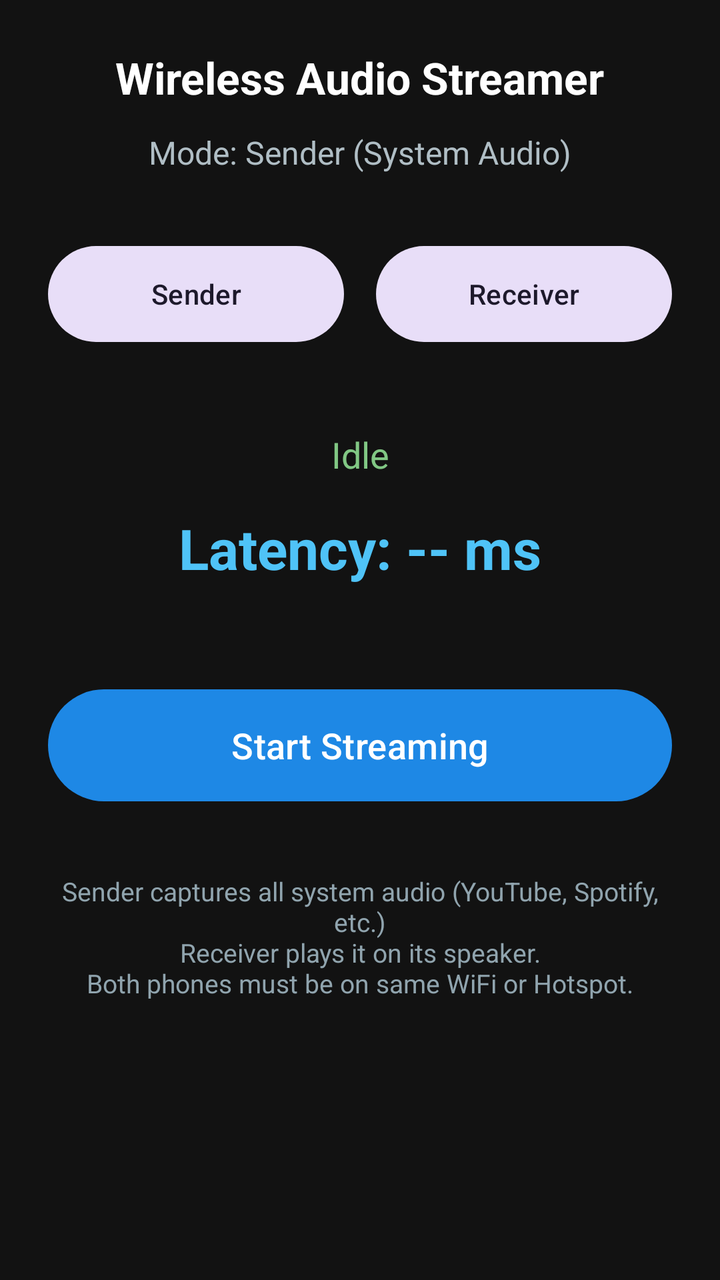
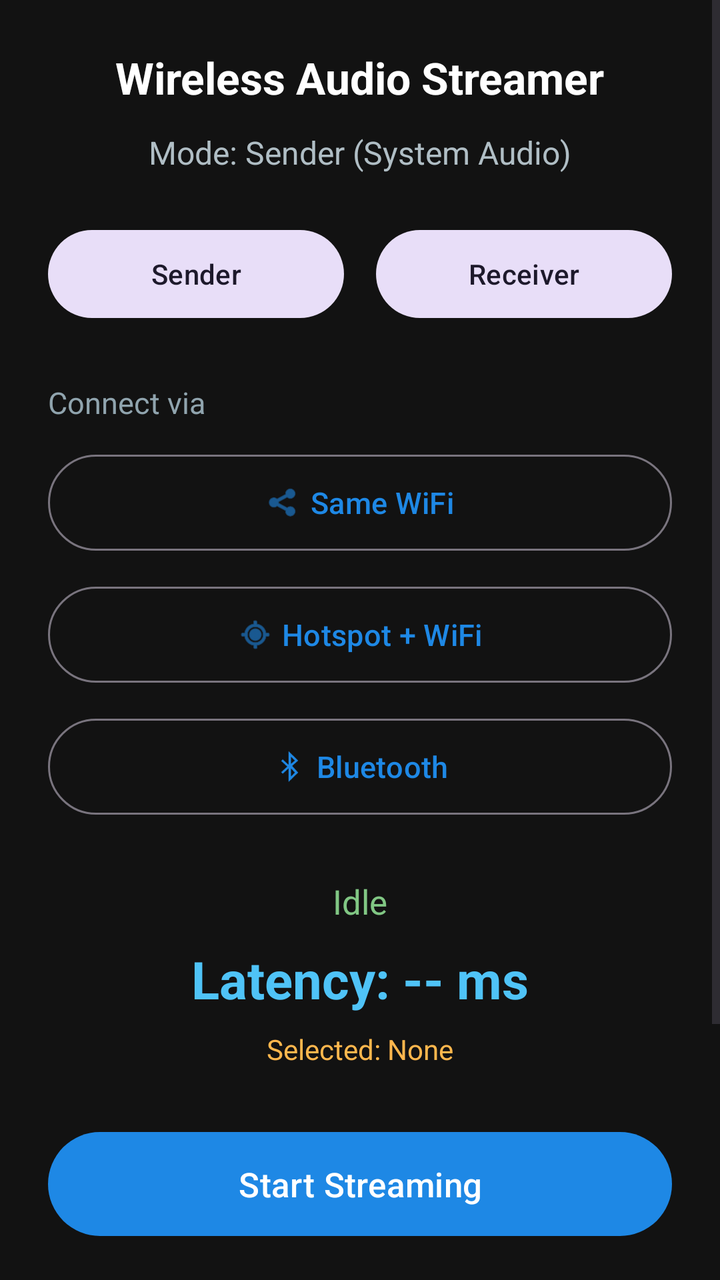

Screens rendered from an Android XML layout before and after an edit, with the pre-edit source and the edit as a unified diff.
<!-- AndroidManifest.xml: application theme Theme.WirelessAudioStreamer -->
<!-- res/layout/activity_main.xml -->
<?xml version="1.0" encoding="utf-8"?>
<androidx.constraintlayout.widget.ConstraintLayout
    xmlns:android="http://schemas.android.com/apk/res/android"
    xmlns:app="http://schemas.android.com/apk/res-auto"
    android:layout_width="match_parent"
    android:layout_height="match_parent"
    android:padding="24dp"
    android:background="#121212">

    <TextView
        android:id="@+id/tvTitle"
        android:layout_width="wrap_content"
        android:layout_height="wrap_content"
        android:text="Wireless Audio Streamer"
        android:textSize="22sp"
        android:textStyle="bold"
        android:textColor="#FFFFFF"
        app:layout_constraintTop_toTopOf="parent"
        app:layout_constraintStart_toStartOf="parent"
        app:layout_constraintEnd_toEndOf="parent" />

    <TextView
        android:id="@+id/tvMode"
        android:layout_width="wrap_content"
        android:layout_height="wrap_content"
        android:text="Mode: Sender (System Audio)"
        android:textSize="16sp"
        android:textColor="#B0BEC5"
        android:layout_marginTop="12dp"
        app:layout_constraintTop_toBottomOf="@id/tvTitle"
        app:layout_constraintStart_toStartOf="parent"
        app:layout_constraintEnd_toEndOf="parent" />

    <LinearLayout
        android:id="@+id/modeButtons"
        android:layout_width="0dp"
        android:layout_height="wrap_content"
        android:orientation="horizontal"
        android:layout_marginTop="32dp"
        app:layout_constraintTop_toBottomOf="@id/tvMode"
        app:layout_constraintStart_toStartOf="parent"
        app:layout_constraintEnd_toEndOf="parent">

        <com.google.android.material.button.MaterialButton
            android:id="@+id/btnSender"
            android:layout_width="0dp"
            android:layout_height="56dp"
            android:layout_weight="1"
            android:text="Sender"
            android:layout_marginEnd="8dp"
            style="@style/Widget.Material3.Button.TonalButton" />

        <com.google.android.material.button.MaterialButton
            android:id="@+id/btnReceiver"
            android:layout_width="0dp"
            android:layout_height="56dp"
            android:layout_weight="1"
            android:text="Receiver"
            android:layout_marginStart="8dp"
            style="@style/Widget.Material3.Button.TonalButton" />
    </LinearLayout>

    <TextView
        android:id="@+id/tvStatus"
        android:layout_width="wrap_content"
        android:layout_height="wrap_content"
        android:text="Idle"
        android:textSize="18sp"
        android:textColor="#81C784"
        android:layout_marginTop="40dp"
        app:layout_constraintTop_toBottomOf="@id/modeButtons"
        app:layout_constraintStart_toStartOf="parent"
        app:layout_constraintEnd_toEndOf="parent" />

    <TextView
        android:id="@+id/tvLatency"
        android:layout_width="wrap_content"
        android:layout_height="wrap_content"
        android:text="Latency: -- ms"
        android:textSize="28sp"
        android:textStyle="bold"
        android:textColor="#4FC3F7"
        android:layout_marginTop="16dp"
        app:layout_constraintTop_toBottomOf="@id/tvStatus"
        app:layout_constraintStart_toStartOf="parent"
        app:layout_constraintEnd_toEndOf="parent" />

    <com.google.android.material.button.MaterialButton
        android:id="@+id/btnStartStop"
        android:layout_width="0dp"
        android:layout_height="64dp"
        android:text="@string/start_streaming"
        android:textSize="18sp"
        android:layout_marginTop="48dp"
        app:layout_constraintTop_toBottomOf="@id/tvLatency"
        app:layout_constraintStart_toStartOf="parent"
        app:layout_constraintEnd_toEndOf="parent" />

    <TextView
        android:id="@+id/tvInfo"
        android:layout_width="0dp"
        android:layout_height="wrap_content"
        android:text="Sender captures all system audio (YouTube, Spotify, etc.)\nReceiver plays it on its speaker.\nBoth phones must be on same WiFi or Hotspot."
        android:textSize="13sp"
        android:textColor="#90A4AE"
        android:gravity="center"
        android:layout_marginTop="32dp"
        app:layout_constraintTop_toBottomOf="@id/btnStartStop"
        app:layout_constraintStart_toStartOf="parent"
        app:layout_constraintEnd_toEndOf="parent" />

</androidx.constraintlayout.widget.ConstraintLayout>
<!-- resources referenced by this layout -->
<resources>
  <string name="start_streaming">Start Streaming</string>
  <style name="Theme.WirelessAudioStreamer" parent="Theme.Material3.DayNight.NoActionBar">
          <item name="colorPrimary">#1E88E5</item>
          <item name="colorPrimaryVariant">#1565C0</item>
          <item name="colorOnPrimary">@android:color/white</item>
          <item name="colorSecondary">#26A69A</item>
          <item name="android:statusBarColor">#1565C0</item>
      </style>
</resources>

<!-- the commit's change to res/layout/activity_main.xml (unified diff, before → after) -->
@@ -1,112 +1,189 @@
 <?xml version="1.0" encoding="utf-8"?>
-<androidx.constraintlayout.widget.ConstraintLayout
-    xmlns:android="http://schemas.android.com/apk/res/android"
+<ScrollView xmlns:android="http://schemas.android.com/apk/res/android"
     xmlns:app="http://schemas.android.com/apk/res-auto"
     android:layout_width="match_parent"
     android:layout_height="match_parent"
-    android:padding="24dp"
+    android:fillViewport="true"
     android:background="#121212">
 
-    <TextView
-        android:id="@+id/tvTitle"
-        android:layout_width="wrap_content"
+    <androidx.constraintlayout.widget.ConstraintLayout
+        android:layout_width="match_parent"
         android:layout_height="wrap_content"
-        android:text="Wireless Audio Streamer"
-        android:textSize="22sp"
-        android:textStyle="bold"
-        android:textColor="#FFFFFF"
-        app:layout_constraintTop_toTopOf="parent"
-        app:layout_constraintStart_toStartOf="parent"
-        app:layout_constraintEnd_toEndOf="parent" />
+        android:padding="24dp">
 
-    <TextView
-        android:id="@+id/tvMode"
-        android:layout_width="wrap_content"
-        android:layout_height="wrap_content"
-        android:text="Mode: Sender (System Audio)"
-        android:textSize="16sp"
-        android:textColor="#B0BEC5"
-        android:layout_marginTop="12dp"
-        app:layout_constraintTop_toBottomOf="@id/tvTitle"
-        app:layout_constraintStart_toStartOf="parent"
-        app:layout_constraintEnd_toEndOf="parent" />
+        <TextView
+            android:id="@+id/tvTitle"
+            android:layout_width="wrap_content"
+            android:layout_height="wrap_content"
+            android:text="Wireless Audio Streamer"
+            android:textSize="22sp"
+            android:textStyle="bold"
+            android:textColor="#FFFFFF"
+            app:layout_constraintTop_toTopOf="parent"
+            app:layout_constraintStart_toStartOf="parent"
+            app:layout_constraintEnd_toEndOf="parent" />
 
-    <LinearLayout
-        android:id="@+id/modeButtons"
-        android:layout_width="0dp"
-        android:layout_height="wrap_content"
-        android:orientation="horizontal"
-        android:layout_marginTop="32dp"
-        app:layout_constraintTop_toBottomOf="@id/tvMode"
-        app:layout_constraintStart_toStartOf="parent"
-        app:layout_constraintEnd_toEndOf="parent">
+        <TextView
+            android:id="@+id/tvMode"
+            android:layout_width="wrap_content"
+            android:layout_height="wrap_content"
+            android:text="Mode: Sender (System Audio)"
+            android:textSize="16sp"
+            android:textColor="#B0BEC5"
+            android:layout_marginTop="12dp"
+            app:layout_constraintTop_toBottomOf="@id/tvTitle"
+            app:layout_constraintStart_toStartOf="parent"
+            app:layout_constraintEnd_toEndOf="parent" />
+
+        
+        <LinearLayout
+            android:id="@+id/modeButtons"
+            android:layout_width="0dp"
+            android:layout_height="wrap_content"
+            android:orientation="horizontal"
+            android:layout_marginTop="24dp"
+            app:layout_constraintTop_toBottomOf="@id/tvMode"
+            app:layout_constraintStart_toStartOf="parent"
+            app:layout_constraintEnd_toEndOf="parent">
+
+            <com.google.android.material.button.MaterialButton
+                android:id="@+id/btnSender"
+                android:layout_width="0dp"
+                android:layout_height="52dp"
+                android:layout_weight="1"
+                android:text="Sender"
+                android:layout_marginEnd="8dp"
+                style="@style/Widget.Material3.Button.TonalButton" />
+
+            <com.google.android.material.button.MaterialButton
+                android:id="@+id/btnReceiver"
+                android:layout_width="0dp"
+                android:layout_height="52dp"
+                android:layout_weight="1"
+                android:text="Receiver"
+                android:layout_marginStart="8dp"
+                style="@style/Widget.Material3.Button.TonalButton" />
+        </LinearLayout>
+
+        
+        <TextView
+            android:id="@+id/tvConnectTitle"
+            android:layout_width="wrap_content"
+            android:layout_height="wrap_content"
+            android:text="Connect via"
+            android:textSize="15sp"
+            android:textColor="#90A4AE"
+            android:layout_marginTop="28dp"
+            app:layout_constraintTop_toBottomOf="@id/modeButtons"
+            app:layout_constraintStart_toStartOf="parent" />
+
+        
+        <com.google.android.material.button.MaterialButton
+            android:id="@+id/btnSameWifi"
+            android:layout_width="0dp"
+            android:layout_height="56dp"
+            android:text="Same WiFi"
+            android:textSize="15sp"
+            android:layout_marginTop="12dp"
+            app:icon="@android:drawable/ic_menu_share"
+            app:iconGravity="textStart"
+            app:layout_constraintTop_toBottomOf="@id/tvConnectTitle"
+            app:layout_constraintStart_toStartOf="parent"
+            app:layout_constraintEnd_toEndOf="parent"
+            style="@style/Widget.Material3.Button.OutlinedButton" />
 
         <com.google.android.material.button.MaterialButton
-            android:id="@+id/btnSender"
+            android:id="@+id/btnHotspot"
             android:layout_width="0dp"
             android:layout_height="56dp"
-            android:layout_weight="1"
-            android:text="Sender"
-            android:layout_marginEnd="8dp"
-            style="@style/Widget.Material3.Button.TonalButton" />
+            android:text="Hotspot + WiFi"
+            android:textSize="15sp"
+            android:layout_marginTop="10dp"
+            app:icon="@android:drawable/ic_menu_mylocation"
+            app:iconGravity="textStart"
+            app:layout_constraintTop_toBottomOf="@id/btnSameWifi"
+            app:layout_constraintStart_toStartOf="parent"
+            app:layout_constraintEnd_toEndOf="parent"
+            style="@style/Widget.Material3.Button.OutlinedButton" />
 
         <com.google.android.material.button.MaterialButton
-            android:id="@+id/btnReceiver"
+            android:id="@+id/btnBluetooth"
             android:layout_width="0dp"
             android:layout_height="56dp"
-            android:layout_weight="1"
-            android:text="Receiver"
-            android:layout_marginStart="8dp"
-            style="@style/Widget.Material3.Button.TonalButton" />
-    </LinearLayout>
+            android:text="Bluetooth"
+            android:textSize="15sp"
+            android:layout_marginTop="10dp"
+            app:icon="@android:drawable/stat_sys_data_bluetooth"
+            app:iconGravity="textStart"
+            app:layout_constraintTop_toBottomOf="@id/btnHotspot"
+            app:layout_constraintStart_toStartOf="parent"
+            app:layout_constraintEnd_toEndOf="parent"
+            style="@style/Widget.Material3.Button.OutlinedButton" />
 
-    <TextView
-        android:id="@+id/tvStatus"
-        android:layout_width="wrap_content"
-        android:layout_height="wrap_content"
-        android:text="Idle"
-        android:textSize="18sp"
-        android:textColor="#81C784"
-        android:layout_marginTop="40dp"
-        app:layout_constraintTop_toBottomOf="@id/modeButtons"
-        app:layout_constraintStart_toStartOf="parent"
-        app:layout_constraintEnd_toEndOf="parent" />
+        
+        <TextView
+            android:id="@+id/tvStatus"
+            android:layout_width="wrap_content"
+            android:layout_height="wrap_content"
+            android:text="Idle"
+            android:textSize="17sp"
+            android:textColor="#81C784"
+            android:layout_marginTop="28dp"
+            app:layout_constraintTop_toBottomOf="@id/btnBluetooth"
+            app:layout_constraintStart_toStartOf="parent"
+            app:layout_constraintEnd_toEndOf="parent" />
 
-    <TextView
-        android:id="@+id/tvLatency"
-        android:layout_width="wrap_content"
-        android:layout_height="wrap_content"
-        android:text="Latency: -- ms"
-        android:textSize="28sp"
-        android:textStyle="bold"
-        android:textColor="#4FC3F7"
-        android:layout_marginTop="16dp"
-        app:layout_constraintTop_toBottomOf="@id/tvStatus"
-        app:layout_constraintStart_toStartOf="parent"
-        app:layout_constraintEnd_toEndOf="parent" />
+        <TextView
+            android:id="@+id/tvLatency"
+            android:layout_width="wrap_content"
+            android:layout_height="wrap_content"
+            android:text="Latency: -- ms"
+            android:textSize="26sp"
+            android:textStyle="bold"
+            android:textColor="#4FC3F7"
+            android:layout_marginTop="10dp"
+            app:layout_constraintTop_toBottomOf="@id/tvStatus"
+            app:layout_constraintStart_toStartOf="parent"
+            app:layout_constraintEnd_toEndOf="parent" />
 
-    <com.google.android.material.button.MaterialButton
-        android:id="@+id/btnStartStop"
-        android:layout_width="0dp"
-        android:layout_height="64dp"
-        android:text="@string/start_streaming"
-        android:textSize="18sp"
-        android:layout_marginTop="48dp"
-        app:layout_constraintTop_toBottomOf="@id/tvLatency"
-        app:layout_constraintStart_toStartOf="parent"
-        app:layout_constraintEnd_toEndOf="parent" />
+        <TextView
+            android:id="@+id/tvConnectionType"
+            android:layout_width="wrap_content"
+            android:layout_height="wrap_content"
+            android:text="Selected: None"
+            android:textSize="14sp"
+            android:textColor="#FFB74D"
+            android:layout_marginTop="8dp"
+            app:layout_constraintTop_toBottomOf="@id/tvLatency"
+            app:layout_constraintStart_toStartOf="parent"
+            app:layout_constraintEnd_toEndOf="parent" />
 
-    <TextView
-        android:id="@+id/tvInfo"
-        android:layout_width="0dp"
-        android:layout_height="wrap_content"
-        android:text="Sender captures all system audio (YouTube, Spotify, etc.)\nReceiver plays it on its speaker.\nBoth phones must be on same WiFi or Hotspot."
-        android:textSize="13sp"
-        android:textColor="#90A4AE"
-        android:gravity="center"
-        android:layout_marginTop="32dp"
-        app:layout_constraintTop_toBottomOf="@id/btnStartStop"
-        app:layout_constraintStart_toStartOf="parent"
-        app:layout_constraintEnd_toEndOf="parent" />
+        
+        <com.google.android.material.button.MaterialButton
+            android:id="@+id/btnStartStop"
+            android:layout_width="0dp"
+            android:layout_height="60dp"
+            android:text="@string/start_streaming"
+            android:textSize="17sp"
+            android:layout_marginTop="28dp"
+            app:layout_constraintTop_toBottomOf="@id/tvConnectionType"
+            app:layout_constraintStart_toStartOf="parent"
+            app:layout_constraintEnd_toEndOf="parent" />
 
-</androidx.constraintlayout.widget.ConstraintLayout>
+        <TextView
+            android:id="@+id/tvInfo"
+            android:layout_width="0dp"
+            android:layout_height="wrap_content"
+            android:text="1. Sender / Receiver choose karo\n2. Connection type select karo (WiFi / Hotspot / Bluetooth)\n3. Start dabao\n\nSender → system audio capture karega\nReceiver → speaker banega"
+            android:textSize="13sp"
+            android:textColor="#90A4AE"
+            android:gravity="center"
+            android:layout_marginTop="24dp"
+            android:layout_marginBottom="16dp"
+            app:layout_constraintTop_toBottomOf="@id/btnStartStop"
+            app:layout_constraintStart_toStartOf="parent"
+            app:layout_constraintEnd_toEndOf="parent"
+            app:layout_constraintBottom_toBottomOf="parent" />
+
+    </androidx.constraintlayout.widget.ConstraintLayout>
+</ScrollView>
